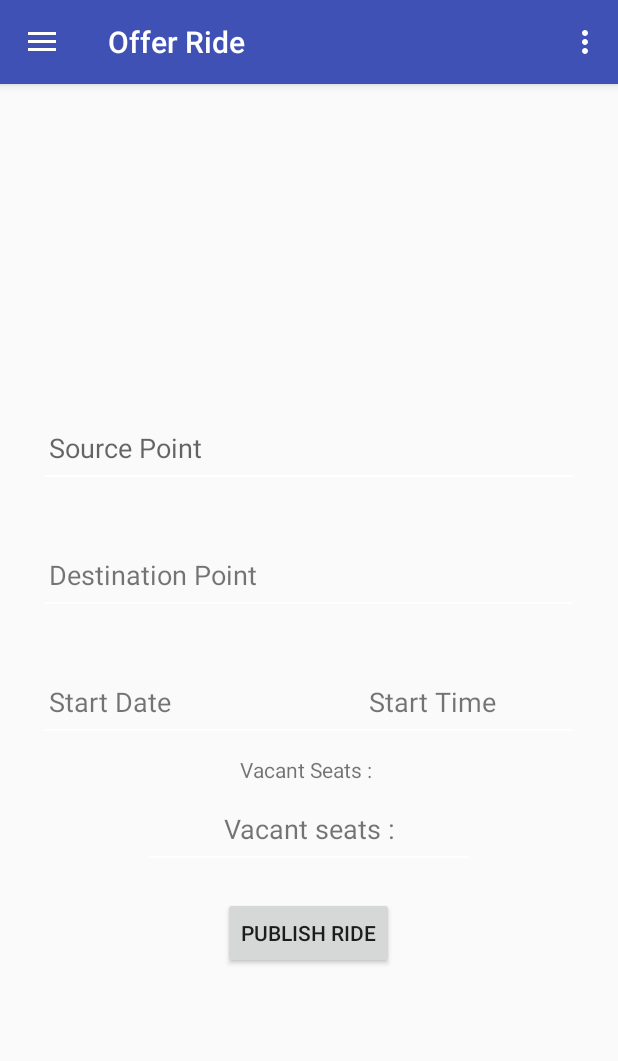
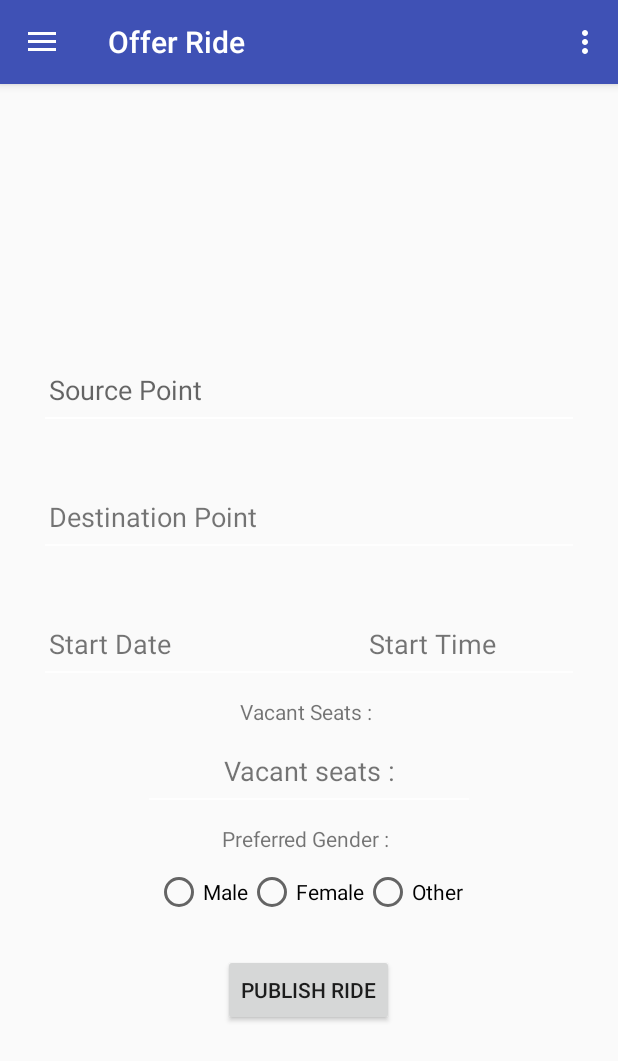
Before and after one commit to gittonil/Carpool, an Android app: the MainActivity screen opened directly, with no data from a screen before it, after a tap on "OFFER RIDE", on a phone screen of 412 x 824 dp. Shown: the top 1061 px of the screen. Run offline under Robolectric (Android 15) with nearby library versions, the phone set to English and light mode, and no system bars; our stand-ins replace Firebase (no records; nobody signed in at launch, a user with empty details on screens opened directly); 1 statement that could not run was skipped.

Commit message:
Changes upto review(31 march) database connected to the offer ride

```diff
--- a/Korsa/app/build.gradle
+++ b/Korsa/app/build.gradle
@@ -1,5 +1,7 @@
 apply plugin: 'com.android.application'
 //apply plugin: 'com.google.gms.google-services'
+apply plugin: 'com.google.firebase.firebase-crash'
+
 
 android {
 
@@ -17,7 +19,7 @@ android {
     }
     buildTypes {
         release {
-            minifyEnabled false
+            minifyEnabled true
             proguardFiles getDefaultProguardFile('proguard-android.txt'), 'proguard-rules.pro'
         }
     }
@@ -44,6 +46,7 @@ dependencies {
     compile 'com.google.firebase:firebase-database:10.0.0'
     compile 'com.firebaseui:firebase-ui-database:1.0.1'
     compile 'com.google.firebase:firebase-storage:10.0.0'
+    compile 'com.google.firebase:firebase-crash:10.0.0'
 
     testCompile 'junit:junit:4.12'
 }
--- a/Korsa/app/src/main/java/nil/error/korsa/Acitivity/OfferRIde.java
+++ b/Korsa/app/src/main/java/nil/error/korsa/Acitivity/OfferRIde.java
@@ -9,17 +9,25 @@ import android.net.Uri;
 import android.os.Bundle;
 import android.support.design.widget.TextInputLayout;
 import android.support.v4.app.Fragment;
+import android.support.v4.app.FragmentManager;
+import android.support.v4.app.FragmentTransaction;
+import android.support.v4.media.session.MediaSessionCompat;
 import android.view.LayoutInflater;
 import android.view.View;
 import android.view.ViewGroup;
 import android.widget.AutoCompleteTextView;
+import android.widget.Button;
 import android.widget.DatePicker;
 import android.widget.TextView;
 import android.widget.TimePicker;
+import android.widget.Toast;
 
+import com.google.android.gms.common.SignInButton;
 import com.google.android.gms.location.places.AutocompleteFilter;
 import com.google.android.gms.location.places.Place;
 import com.google.android.gms.location.places.ui.PlacePicker;
+import com.google.firebase.database.DatabaseReference;
+import com.google.firebase.database.FirebaseDatabase;
 
 import java.util.Calendar;
 
@@ -36,6 +44,9 @@ public class OfferRIde extends Fragment {
     int PLACE_PICKER_REQUEST_SOURCE = 1;
     int PLACE_PICKER_REQUEST_DESTINATION = 10;
     private int mYear, mMonth, mDay, mHour, mMinute;
+    Button btnoffer_ride;
+    FirebaseDatabase database;
+    DatabaseReference databaseRef;
 
     @Override
     public void onCreate(Bundle savedInstanceState) {
@@ -51,11 +62,17 @@ public class OfferRIde extends Fragment {
         atvstartDate = (AutoCompleteTextView) view.findViewById(R.id.startDate);
         atvstartTime = (AutoCompleteTextView) view.findViewById(R.id.startTime);
 
+        //firebase database initialize
+        database = FirebaseDatabase.getInstance();
+        databaseRef = database.getReference("message");
+        databaseRef.setValue("Hello value!");
+
         tvsource = (TextView) view.findViewById(R.id.sourceText);
         tvdest = (TextView) view.findViewById(R.id.DestinationText);
         tvdate = (TextView) view.findViewById(R.id.DateText);
         tvtime = (TextView) view.findViewById(R.id.TimeText);
         tvseats = (TextView) view.findViewById(R.id.SeatText);
+        btnoffer_ride = (Button) view.findViewById(R.id.submit_ride);
 
         tvseats.setText("Vacant Seats : ");
 
@@ -139,6 +156,35 @@ public class OfferRIde extends Fragment {
             }
         });
 
+        btnoffer_ride.setOnClickListener(new View.OnClickListener() {
+            @Override
+            public void onClick(View v) {
+                databaseRef = database.getReference("Source_Point");
+                databaseRef.setValue(atvsource.getText().toString());
+                atvsource.setText("");
+                databaseRef = database.getReference("Dest_Point");
+                databaseRef.setValue(atvdestination.getText().toString());
+                atvdestination.setText("");
+                databaseRef = database.getReference("Start_Date");
+                databaseRef.setValue(atvstartDate.getText().toString());
+                atvstartDate.setText("");
+                databaseRef = database.getReference("Start_Time");
+                databaseRef.setValue(atvstartTime.getText().toString());
+                atvstartTime.setText("");
+
+                Fragment main = new MainFragment();
+                FragmentManager fragmentManager = getFragmentManager();
+                FragmentTransaction fragmentTransaction = fragmentManager.beginTransaction();
+                fragmentTransaction.replace(R.id.frghomeholder, main);
+                fragmentTransaction.addToBackStack(null);
+                fragmentTransaction.commit();
+                getActivity().setTitle("Home Page");
+
+                Toast.makeText(getContext(),"Your ride is created.",Toast.LENGTH_LONG).show();
+
+            }
+        });
+
         this.view = view;
 
         return view;
--- a/Korsa/app/src/main/res/layout/fragment_offerride.xml
+++ b/Korsa/app/src/main/res/layout/fragment_offerride.xml
@@ -161,11 +161,38 @@
                 android:layout_marginRight="@dimen/autocomplete_margin"
                 android:alpha="0.9"/>
 
+
+                <TextView
+                    android:layout_marginTop="15dp"
+                    android:layout_gravity="center"
+                    android:layout_width="wrap_content"
+                    android:layout_height="wrap_content"
+                    android:text="Preferred Gender : "/>
+
+                <LinearLayout
+                    android:layout_marginTop="10dp"
+                    android:layout_gravity="center"
+                    android:layout_width="wrap_content"
+                    android:layout_height="wrap_content">
+                    <RadioButton
+                        android:layout_width="wrap_content"
+                        android:layout_height="wrap_content"
+                        android:text="Male"/>
+                    <RadioButton
+                        android:layout_width="wrap_content"
+                        android:layout_height="wrap_content"
+                        android:text="Female"/>
+                    <RadioButton
+                        android:layout_width="wrap_content"
+                        android:layout_height="wrap_content"
+                        android:text="Other"/>
                 </LinearLayout>
+
         </LinearLayout>
-
+</LinearLayout>
 
         <Button
+            android:id="@+id/submit_ride"
             android:layout_marginTop="25dp"
             android:layout_gravity="center"
             android:layout_width="wrap_content"
--- a/Korsa/app/src/main/res/menu/activity_main_drawer.xml
+++ b/Korsa/app/src/main/res/menu/activity_main_drawer.xml
@@ -10,6 +10,11 @@
             android:id="@+id/nav_gallery"
             android:icon="@drawable/ic_menu_gallery"
             android:title="Offer" />
+        <item
+            android:id="@+id/nav_signout"
+            android:icon="@drawable/ic_menu_send"
+            android:title="Signout" />
+
         <!--<item-->
             <!--android:id="@+id/nav_slideshow"-->
             <!--android:icon="@drawable/ic_menu_slideshow"-->
@@ -28,7 +33,7 @@
                 android:title="Account" />
             <item
                 android:id="@+id/nav_send"
-                android:icon="@drawable/ic_menu_send"
+                android:icon="@drawable/ic_menu_manage"
                 android:title="Rating" />
         </menu>
     </item>
--- a/Korsa/build.gradle
+++ b/Korsa/build.gradle
@@ -8,9 +8,7 @@ buildscript {
 
         classpath 'com.google.gms:google-services:3.0.0'
         classpath 'com.android.tools.build:gradle:2.3.0'
-
-        // NOTE: Do not place your application dependencies here; they belong
-        // in the individual module build.gradle files
+        classpath 'com.google.firebase:firebase-plugins:1.0.5'
     }
 }
 
```
Also changed, not shown: Korsa/app/src/main/java/nil/error/korsa/Acitivity/MainActivity.java (+7 -2 lines).
